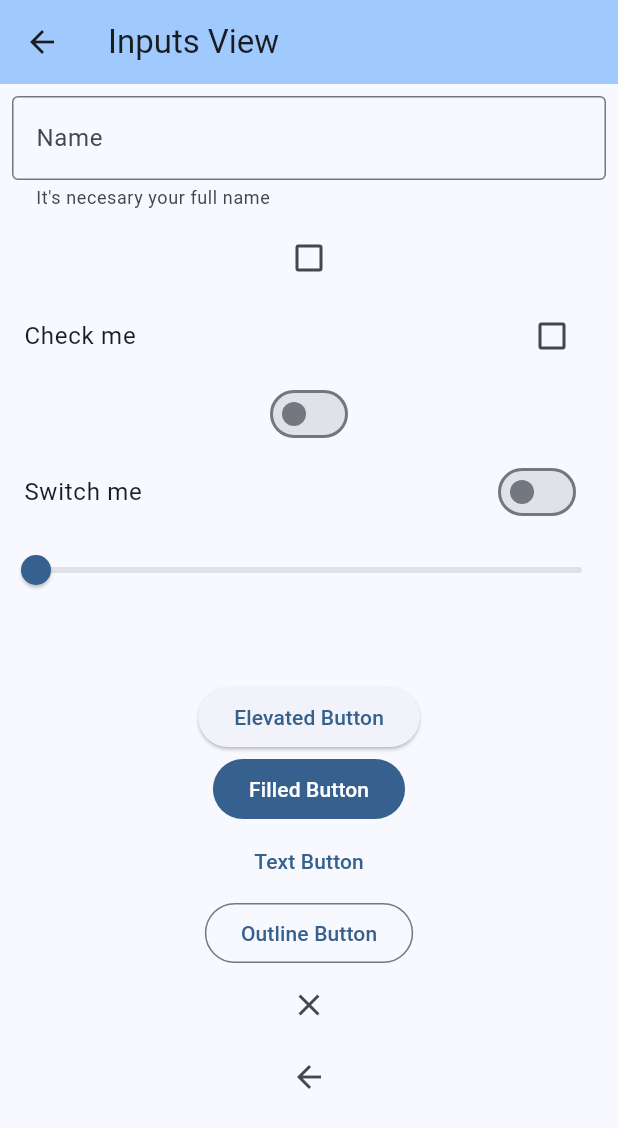
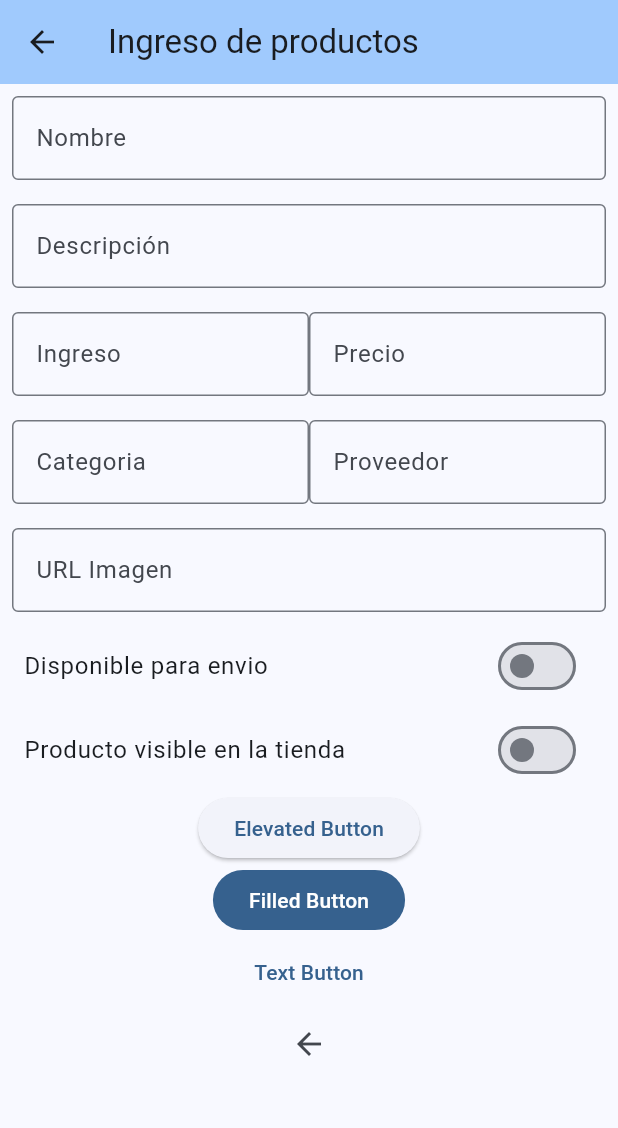
Before and after one commit to LFerchoC/semana_6-10, a Flutter app: the InputsView screen opened directly, on a phone screen of 412 x 824 dp. Shown: the top 1128 px of the screen. Run offline on Flutter 3.47's test engine with Material 3 defaults, Android fonts, the light colour scheme and no system bars.

Commit message:
input commit

```diff
--- a/lib/views/inputs_view.dart
+++ b/lib/views/inputs_view.dart
@@ -1,4 +1,6 @@
 import 'package:flutter/material.dart';
+// ignore: unused_import
+import 'package:switch_theme_app/widgets/text_field.dart';
 
 class InputsView extends StatefulWidget {
   const InputsView({super.key});
@@ -8,101 +10,188 @@ class InputsView extends StatefulWidget {
 }
 
 class _InputsViewState extends State<InputsView> {
-  bool? checkboxValue = false;
-  bool switchValue = false;
+  bool envioValue = false;
+  bool visibleValue = false;
   double sliderValue = 0;
 
   final textCtrl = TextEditingController();
+  final nameCtrl = TextEditingController();
+  final descrCtrl = TextEditingController();
+  final priceCtrl = TextEditingController();
+  final stockCtrl = TextEditingController();
+  final cateCtrl = TextEditingController();
+  List categoria = [
+    "Escritorio",
+    "Laptop",
+    "Accesorio",
+    "Periferico",
+    "Material",
+  ];
+  final provCtrl = TextEditingController();
+  final imgCtrl = TextEditingController();
+  final imageUrlCtrl = TextEditingController();
 
   @override
   Widget build(BuildContext context) {
     return Scaffold(
       appBar: AppBar(
         backgroundColor: Theme.of(context).colorScheme.inversePrimary,
-        title: Text('Inputs View'),
+        title: Text('Ingreso de productos'),
       ),
-      body: Column(
-        // text field
+
+      body: SingleChildScrollView(
+        child: Column(
           children: [
+            //nombre
             Padding(
               padding: EdgeInsets.all(8.0),
               child: TextField(
-              controller: textCtrl,
-              obscureText: true,
+                controller: nameCtrl,
+                obscureText: false,
                 keyboardType: TextInputType.text,
                 decoration: InputDecoration(
-                label: Text('Name'),
+                  label: Text('Nombre'),
                   border: OutlineInputBorder(),
                   focusColor: Theme.of(context).colorScheme.inversePrimary,
-                helperText: "It's necesary your full name",
-                hintText: 'John Doe',
+
+                  hintText: 'Laptop - Telefono - Audifonos - tintas - mouse',
                 ),
               ),
             ),
 
-          // checkbox
-          Checkbox(
-            value: checkboxValue,
+            //descripcion
+            Padding(
+              padding: EdgeInsets.all(8),
+              child: TextField(
+                controller: descrCtrl,
+                obscureText: false,
+                keyboardType: TextInputType.text,
+                decoration: InputDecoration(
+                  label: Text('Descripción'),
+                  border: OutlineInputBorder(),
+                  focusColor: Theme.of(context).colorScheme.inversePrimary,
+                  hintText: 'Especificaciones',
+                ),
+              ),
+            ),
+
+            //ingreso y precio
+            Padding(
+              padding: EdgeInsets.all(8.0),
+              child: Row(
+                children: [
+                  Expanded(
+                    child: TextField(
+                      controller: stockCtrl,
+                      obscureText: false,
+                      keyboardType: TextInputType.number,
+                      decoration: InputDecoration(
+                        label: Text('Ingreso'),
+                        border: OutlineInputBorder(),
+                        focusColor: Theme.of(
+                          context,
+                        ).colorScheme.inversePrimary,
+                        hintText: 'Cantidad a ingresar',
+                      ),
+                    ),
+                  ),
+                  Expanded(
+                    child: TextField(
+                      controller: priceCtrl,
+                      obscureText: false,
+                      keyboardType: TextInputType.number,
+                      decoration: InputDecoration(
+                        label: Text('Precio'),
+                        border: OutlineInputBorder(),
+                        focusColor: Theme.of(
+                          context,
+                        ).colorScheme.inversePrimary,
+                        hintText: '20.00',
+                      ),
+                    ),
+                  ),
+                ],
+              ),
+            ),
+
+            //categoria - proveedor
+            Padding(
+              padding: EdgeInsets.all(8.0),
+              child: Row(
+                children: [
+                  Expanded(
+                    child: TextField(
+                      controller: cateCtrl,
+                      obscureText: false,
+                      keyboardType: TextInputType.text,
+                      decoration: InputDecoration(
+                        label: Text('Categoria'),
+                        border: OutlineInputBorder(),
+                        focusColor: Theme.of(
+                          context,
+                        ).colorScheme.inversePrimary,
+                        hintText:
+                            'Escritorio, Laptop, Accesorio, Periferico, sMaterial',
+                      ),
+                    ),
+                  ),
+                  Expanded(
+                    child: TextField(
+                      controller: provCtrl,
+                      obscureText: false,
+                      keyboardType: TextInputType.text,
+                      decoration: InputDecoration(
+                        label: Text('Proveedor'),
+                        border: OutlineInputBorder(),
+                        focusColor: Theme.of(
+                          context,
+                        ).colorScheme.inversePrimary,
+                        hintText: 'Entidad que provee el producto',
+                      ),
+                    ),
+                  ),
+                ],
+              ),
+            ),
+
+            //Imagen URL
+            Padding(
+              padding: EdgeInsets.all(8.0),
+              child: TextField(
+                controller: imgCtrl,
+                obscureText: false,
+                keyboardType: TextInputType.url,
+                decoration: InputDecoration(
+                  label: Text('URL Imagen'),
+                  border: OutlineInputBorder(),
+                  focusColor: Theme.of(context).colorScheme.inversePrimary,
+                  hintText: 'DIreccion de la Imagen',
+                ),
+              ),
+            ),
+
+            SwitchListTile(
+              title: Text('Disponible para envio'),
+              value: envioValue,
               onChanged: (value) {
-              setState(() {
-                checkboxValue = value;
-              });
+                setState(() => envioValue = value);
               },
             ),
-          CheckboxListTile(
-            value: checkboxValue,
-            title: Text('Check me'),
+
+            SwitchListTile(
+              title: Text('Producto visible en la tienda'),
+              value: visibleValue,
               onChanged: (value) {
-              setState(() {
-                checkboxValue = value;
-              });
+                setState(() => visibleValue = value);
               },
             ),
-          Switch(
-            value: switchValue,
-            onChanged: (value) {
-              setState(() {
-                switchValue = !switchValue;
-              });
-            },
-          ),
-          SwitchListTile(
-            value: switchValue,
-            title: Text('Switch me'),
-            onChanged: (value) {
-              setState(() {
-                switchValue = !switchValue;
-              });
-            },
-          ),
-          Slider(
-            value: sliderValue,
-            min: 0,
-            max: 0.5,
-            label: "Slide me",
-
-            onChanged: (value) {
-              setState(() {
-                sliderValue = value;
-                print(value);
-              });
-            },
-          ),
-          SizedBox(height: 50),
             ElevatedButton(onPressed: () {}, child: Text('Elevated Button')),
             FilledButton(onPressed: () {}, child: Text("Filled Button")),
             TextButton(onPressed: () {}, child: Text('Text Button')),
-          OutlinedButton(
-            onPressed: () {
-              print(
-                "${textCtrl.text} $checkboxValue $sliderValue $switchValue",
-              );
-            },
-            child: Text('Outline Button'),
-          ),
-          CloseButton(),
+            //CloseButton(),
             BackButton(),
           ],
+        ),
       ),
     );
   }
--- /dev/null
+++ b/lib/widgets/text_field.dart
@@ -0,0 +1,28 @@
+import 'package:flutter/material.dart';
+
+class TextFields extends StatelessWidget {
+  const TextFields({super.key,required this.label,required this.hint,required this.helper,this.obscure = false,this.keyboardType = TextInputType.text});
+  final String label;
+  final String hint;
+  final String helper;
+  final bool obscure;
+  final TextInputType keyboardType;
+
+  @override
+  Widget build(BuildContext context) {
+    final textCtrl = TextEditingController();
+
+    return  TextField(
+                controller: textCtrl,
+                obscureText: true,
+                keyboardType: TextInputType.text,
+                decoration: InputDecoration(
+                  label: Text('Name1'),
+                  border: OutlineInputBorder(),
+                  focusColor: Theme.of(context).colorScheme.inversePrimary,
+                  helperText: "It's necesary your full name",
+                  hintText: 'John Doe',
+                ),
+              );
+  }
+}
```
Also changed, not shown: pubspec.lock. Lines whose indentation alone changed are shown as unchanged.
